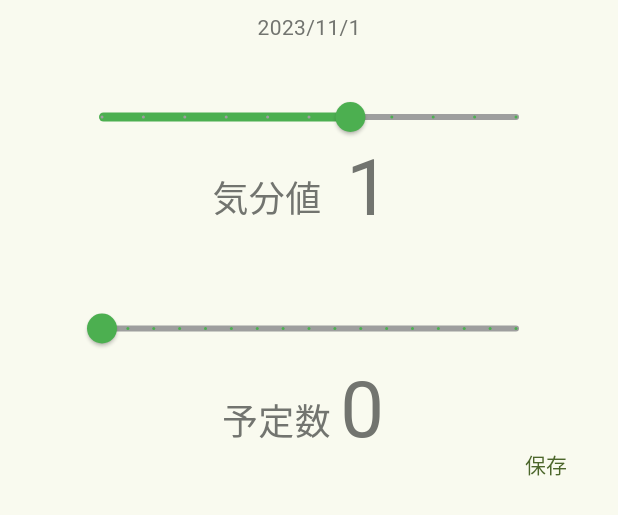
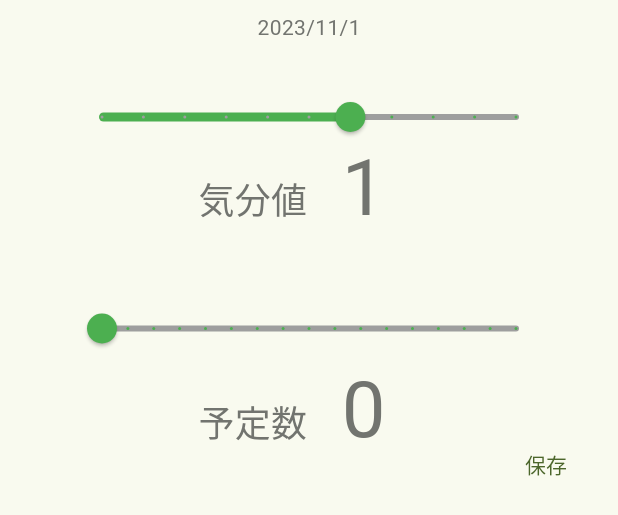
Before and after one commit to Mood-Trend/mood-trend-flutter, a Flutter app: the InputModal widget shown alone on an empty page, opened directly, on a phone screen of 412 x 824 dp. Shown: the top 515 px of the screen. Run offline on Flutter 3.47's test engine with Material 2 defaults, Android fonts, the phone set to English and light mode, and no system bars; our stand-ins replace cloud_firestore, firebase_auth, firebase_core, flutter_riverpod, freezed_annotation, gap and 4 more; accounts and stored records are empty; generated files the repository leaves out were written again; Roboto replaces fonts that are missing (Noto Sans JP).

Commit message:
feat: UIの微調整

```diff
--- a/lib/presentation/research/research_1.dart
+++ b/lib/presentation/research/research_1.dart
@@ -1,5 +1,3 @@
-import 'dart:collection';
-
 import 'package:flutter/material.dart';
 import 'package:flutter_riverpod/flutter_riverpod.dart';
 
@@ -99,11 +97,11 @@ class _MyWidgetState extends ConsumerState<InputModal> with ErrorHandlerMixin {
               Row(
                 children: [
                   const Text(
-                    '気分値 ',
+                    '気分値',
                     style: TextStyle(fontSize: 24),
                   ),
                   SizedBox(
-                    width: 50,
+                    width: 75,
                     child: Padding(
                       padding: const EdgeInsets.fromLTRB(0, 0, 0, 15),
                       child: Center(
@@ -134,18 +132,23 @@ class _MyWidgetState extends ConsumerState<InputModal> with ErrorHandlerMixin {
           Row(
             mainAxisAlignment: MainAxisAlignment.spaceBetween,
             children: [
-              const SizedBox(width: 72),
+              const SizedBox(width: 80),
               Row(
                 children: [
                   const Text(
-                    '予定数 ',
+                    '予定数',
                     style: TextStyle(fontSize: 24),
                   ),
-                  Padding(
-                    padding: const EdgeInsets.fromLTRB(0, 0, 0, 15),
-                    child: Text(
-                      _value.toInt().toString(),
-                      style: const TextStyle(fontSize: 52),
+                  SizedBox(
+                    width: 75,
+                    child: Padding(
+                      padding: const EdgeInsets.fromLTRB(0, 0, 0, 15),
+                      child: Center(
+                        child: Text(
+                          _value.toInt().toString(),
+                          style: const TextStyle(fontSize: 52),
+                        ),
+                      ),
                     ),
                   ),
                 ],
```
